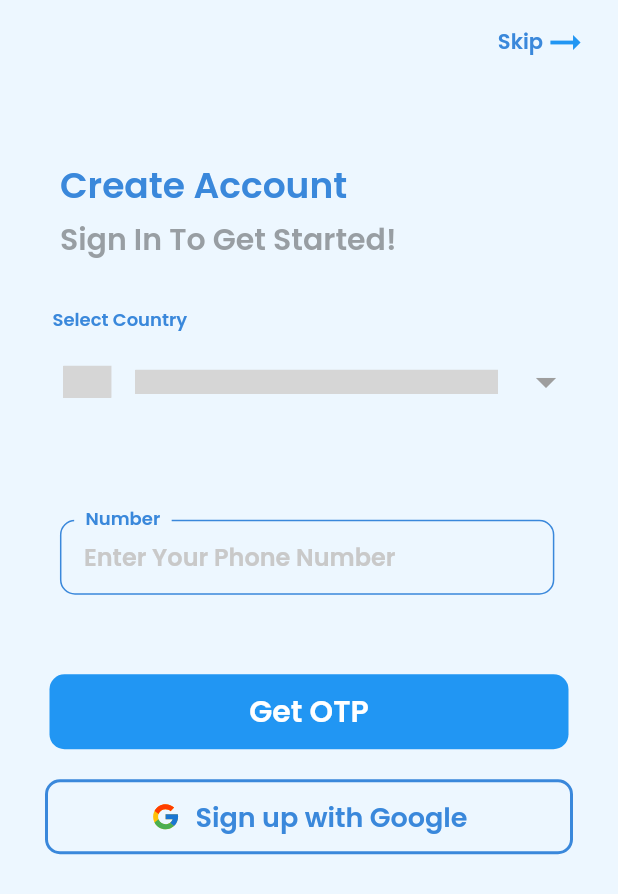
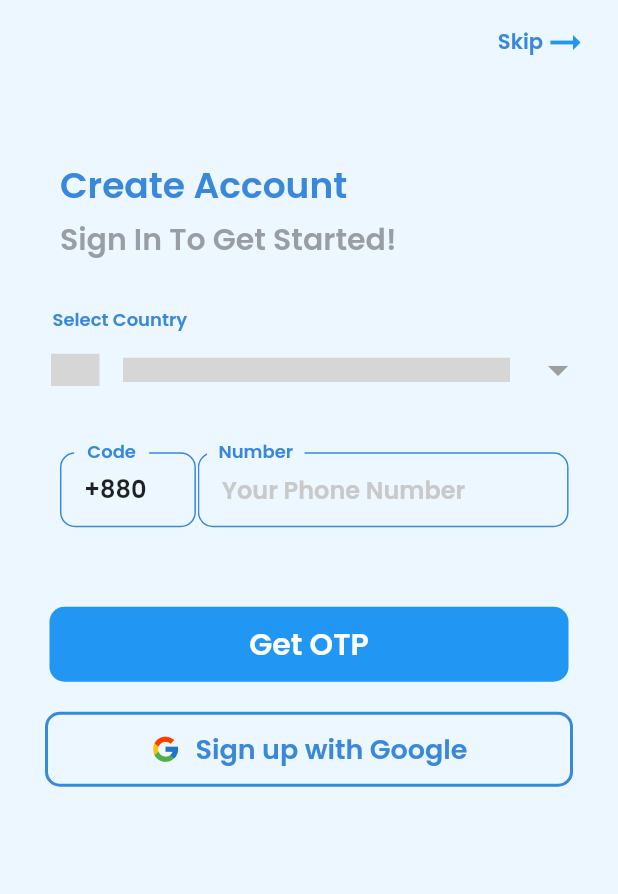
Before and after one commit to mohammadalihera/Medicine_Reminder, a Flutter app: the screen it shows after launch, on a phone screen of 412 x 824 dp. Shown: the top 894 px of the screen. Run offline on Flutter 3.47's test engine with Material 2 defaults, Android fonts, the phone set to English and light mode, and no system bars; drawn by our look-alikes of country_code_picker; our stand-ins replace date_time_picker, double_back_to_close, firebase_auth, firebase_core, flutter_svg, flutter_time_picker_spinner and 5 more; accounts and stored records are empty; grey boxes are pictures that could not be loaded.

Commit message:
implemented dynamic input fopr country

```diff
--- a/lib/view/widgets/sign_up_widget/sign_up_text_fields.dart
+++ b/lib/view/widgets/sign_up_widget/sign_up_text_fields.dart
@@ -12,8 +12,15 @@ class TextFieldWidget extends StatefulWidget {
 
 class _TextFieldWidgetState extends State<TextFieldWidget> {
   final _phoneController = TextEditingController();
+  TextEditingController _codeController = TextEditingController();
 
   PhoneAuth phoneAuthInstance = new PhoneAuth();
+
+  @override
+  void initState() {
+    _codeController.text = '+880';
+    super.initState();
+  }
 
   @override
   Widget build(BuildContext context) {
@@ -58,6 +65,7 @@ class _TextFieldWidgetState extends State<TextFieldWidget> {
                           left: MediaQuery.of(context).size.width * 0.025,
                         ),
                         child: CountryCodePicker(
+                          padding: EdgeInsets.only(bottom: 0, top: 0),
                           initialSelection: 'BD',
                           showCountryOnly: true,
                           showDropDownButton: true,
@@ -80,7 +88,7 @@ class _TextFieldWidgetState extends State<TextFieldWidget> {
                           hideSearch: true,
                           alignLeft: true,
                           onChanged: (countryCode) {
-                            print(countryCode);
+                            updateCountryCode(countryCode);
                           },
                         ),
                       ),
@@ -90,11 +98,13 @@ class _TextFieldWidgetState extends State<TextFieldWidget> {
               ],
             ),
           ),
+          Row(
+            children: [
               Container(
-            width: MediaQuery.of(context).size.width,
+                width: MediaQuery.of(context).size.width * 0.32,
                 height: 60,
                 margin: EdgeInsets.only(
-              top: 50,
+                  top: 5,
                   // 15
                 ),
                 child: Stack(
@@ -103,7 +113,69 @@ class _TextFieldWidgetState extends State<TextFieldWidget> {
                       top: 7,
                       left: MediaQuery.of(context).size.width * 0.097,
                       child: Container(
-                    width: MediaQuery.of(context).size.width * .8,
+                        width: MediaQuery.of(context).size.width * .22,
+                        height: 50,
+                        decoration: BoxDecoration(
+                          borderRadius: BorderRadius.all(
+                            Radius.circular(10),
+                          ),
+                          border: Border.all(
+                            color: kPrimaryColor,
+                          ),
+                        ),
+                        child: TextFormField(
+                          keyboardType: TextInputType.phone,
+                          controller: _codeController,
+                          decoration: InputDecoration(
+                            border: InputBorder.none,
+                            fillColor: Colors.white,
+                            focusedBorder: InputBorder.none,
+                            contentPadding: EdgeInsets.only(
+                                left: 15, bottom: 12, top: 12, right: 15),
+                            hintText: _codeController.toString(),
+                            hintStyle: TextStyle(
+                              color: Color(0xffC9C9C9),
+                            ),
+                          ),
+                        ),
+                      ),
+                    ),
+                    Positioned(
+                      top: -4,
+                      left: MediaQuery.of(context).size.width * 0.12,
+                      child: Container(
+                        width: 50,
+                        height: 21,
+                        color: Color(0xffEDF7FF),
+                        child: Center(
+                          child: Text(
+                            'Code',
+                            style: TextStyle(
+                                color: kPrimaryColor,
+                                fontSize: 12,
+                                fontWeight: FontWeight.w500),
+                          ),
+                        ),
+                      ),
+                    ),
+                  ],
+                ),
+              ),
+              Container(
+                width: MediaQuery.of(context).size.width * 0.65,
+                height: 60,
+                margin: EdgeInsets.only(
+                  top: 5,
+                  // left: MediaQuery.of(context).size.width * 0.35,
+                  // 15
+                ),
+                child: Stack(
+                  children: <Widget>[
+                    Positioned(
+                      top: 7,
+                      // left: MediaQuery.of(context).size.width * 0.02,
+                      child: Container(
+                        width: MediaQuery.of(context).size.width * .6,
                         height: 50,
                         decoration: BoxDecoration(
                           borderRadius: BorderRadius.all(
@@ -122,7 +194,7 @@ class _TextFieldWidgetState extends State<TextFieldWidget> {
                             focusedBorder: InputBorder.none,
                             contentPadding: EdgeInsets.only(
                                 left: 15, bottom: 12, top: 12, right: 15),
-                        hintText: 'Enter Your Phone Number',
+                            hintText: 'Your Phone Number',
                             hintStyle: TextStyle(
                               color: Color(0xffC9C9C9),
                             ),
@@ -132,7 +204,7 @@ class _TextFieldWidgetState extends State<TextFieldWidget> {
                     ),
                     Positioned(
                       top: -4,
-                  left: MediaQuery.of(context).size.width * 0.12,
+                      left: MediaQuery.of(context).size.width * 0.015,
                       child: Container(
                         width: 65,
                         height: 21,
@@ -150,6 +222,8 @@ class _TextFieldWidgetState extends State<TextFieldWidget> {
                     ),
                   ],
                 ),
+              ),
+            ],
           ),
           SizedBox(height: 50),
           InkWell(
@@ -181,4 +255,10 @@ class _TextFieldWidgetState extends State<TextFieldWidget> {
       ),
     );
   }
+
+  void updateCountryCode(CountryCode countryCode) {
+    setState(() {
+      _codeController.text = countryCode.toString();
+    });
   }
+}
```
Lines whose indentation alone changed are shown as unchanged.
